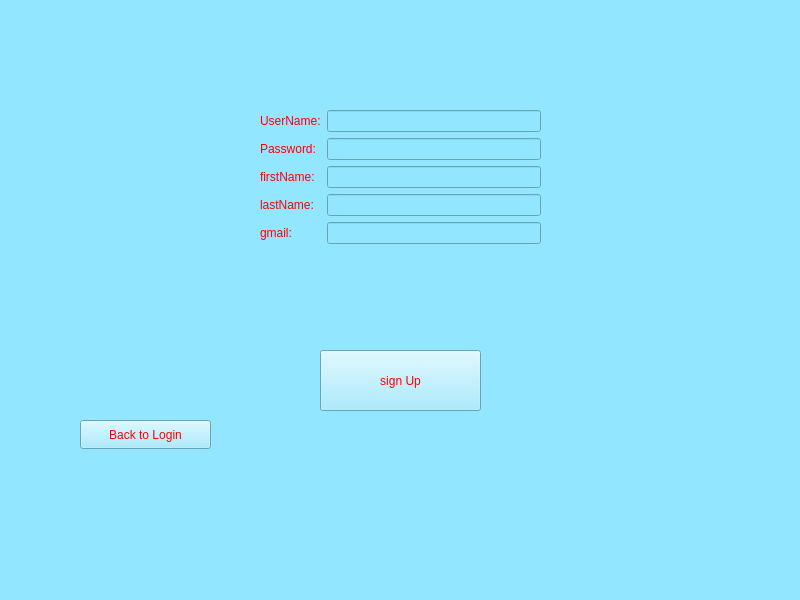
The window that loginPage/singu.ui (HazardousArash/SEA-BATTLE-EXTREME) describes before a commit, drawn with Qt 5.
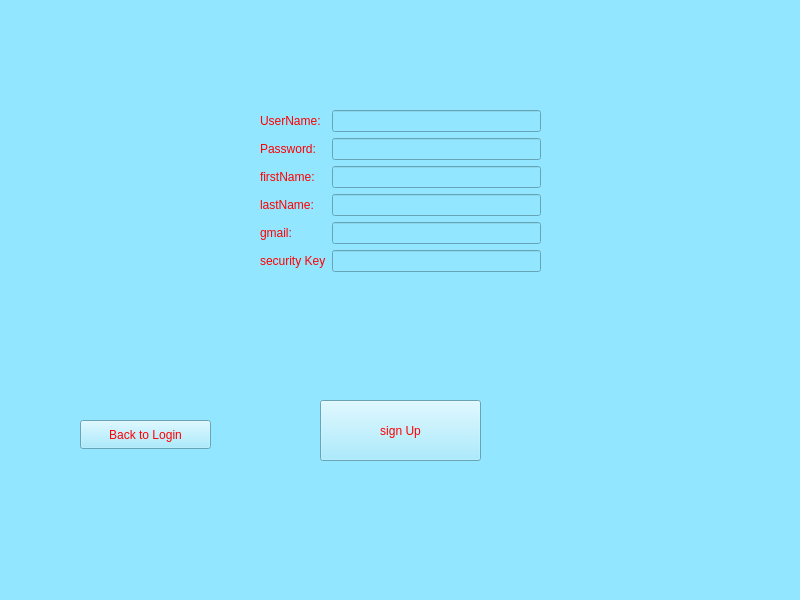
The same window after the commit.

Diff of the .ui file:
```diff
--- a/loginPage/singu.ui
+++ b/loginPage/singu.ui
@@ -24,7 +24,7 @@
       <x>260</x>
       <y>110</y>
       <width>281</width>
-      <height>231</height>
+      <height>281</height>
      </rect>
     </property>
     <layout class="QFormLayout" name="formLayout">
@@ -117,13 +117,23 @@
      <item row="4" column="1">
       <widget class="QLineEdit" name="gmailLine"/>
      </item>
+     <item row="5" column="0">
+      <widget class="QLabel" name="label_5">
+       <property name="text">
+        <string>security Key</string>
+       </property>
+      </widget>
+     </item>
+     <item row="5" column="1">
+      <widget class="QLineEdit" name="SkeyLine"/>
+     </item>
     </layout>
    </widget>
    <widget class="QPushButton" name="pushButton">
     <property name="geometry">
      <rect>
       <x>320</x>
-      <y>350</y>
+      <y>400</y>
       <width>161</width>
       <height>61</height>
      </rect>
```
